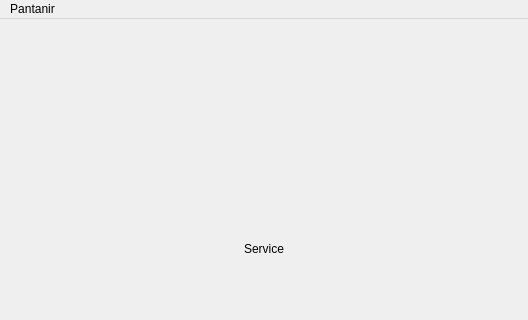
First picture: the form in QtDesignerProject/service.ui, repository PeturSteinn/FORR2HF-Lokaverkefni, before the edit; both pictures show x 0 to 528 and y 0 to 320 of the 528 by 501 pixel window.
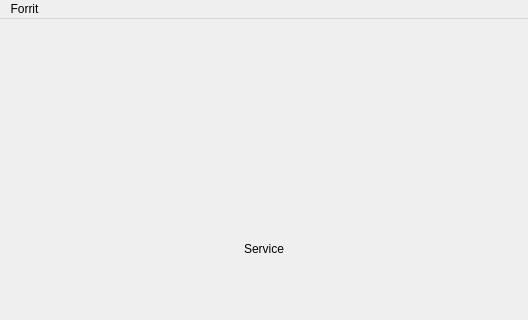
Second picture: the form after the edit.

Commit message: Lagaði qrc resource í login.ui, bætti við skrá út og hætta tökkum í menu og connectaði það við .close

```diff
--- a/QtDesignerProject/service.ui
+++ b/QtDesignerProject/service.ui
@@ -37,13 +37,13 @@
      <height>22</height>
     </rect>
    </property>
-   <widget class="QMenu" name="menuPantanir">
+   <widget class="QMenu" name="menuForrit">
     <property name="title">
-     <string>Pantanir</string>
+     <string>Forrit</string>
     </property>
     <addaction name="actionLista_pantanir"/>
    </widget>
-   <addaction name="menuPantanir"/>
+   <addaction name="menuForrit"/>
   </widget>
   <widget class="QStatusBar" name="statusbar"/>
   <action name="actionLista_pantanir">
```
Left out of the diff: 15 changed lines with no effect on the pictures. The commit also changes 6 other files.
